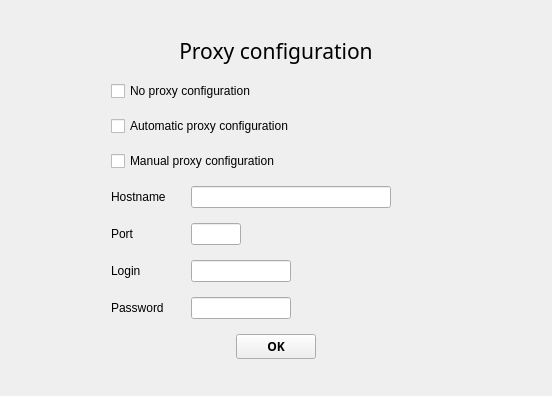
Old version of the form installer/ui/proxy.ui in the repository Covalia/standalone-deployer.
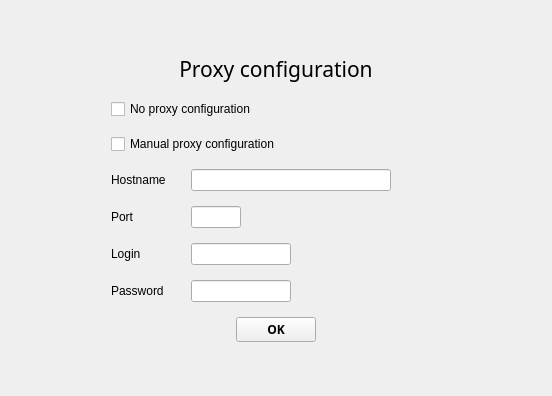
New version of the form.

Commit message: Suppression du paramètre proxy auto.

```diff
--- a/installer/ui/proxy.ui
+++ b/installer/ui/proxy.ui
@@ -69,24 +69,6 @@
        </property>
       </widget>
      </item>
-     <item>
-      <widget class="QCheckBox" name="checkBoxProxyAuto">
-       <property name="font">
-        <font>
-         <family>Segoe UI</family>
-        </font>
-       </property>
-       <property name="styleSheet">
-        <string notr="true"/>
-       </property>
-       <property name="text">
-        <string>Automatic proxy configuration</string>
-       </property>
-       <property name="checked">
-        <bool>false</bool>
-       </property>
-      </widget>
-     </item>
      <item>
       <widget class="QCheckBox" name="checkBoxProxyManual">
        <property name="styleSheet">
```
The commit also changes 4 other files.
